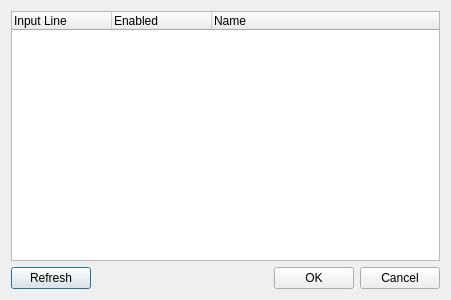
The window that libs/hidinput/configurehidinput.ui (Andersbakken/qlc) describes before a commit, drawn with Qt 5.
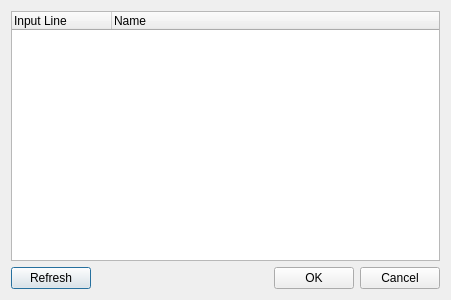
The same window after the commit.

The edit to the form file:
```diff
--- a/libs/hidinput/configurehidinput.ui
+++ b/libs/hidinput/configurehidinput.ui
@@ -35,11 +35,6 @@
        <string>Input Line</string>
       </property>
      </column>
-     <column>
-      <property name="text" >
-       <string>Enabled</string>
-      </property>
-     </column>
      <column>
       <property name="text" >
        <string>Name</string>
```
